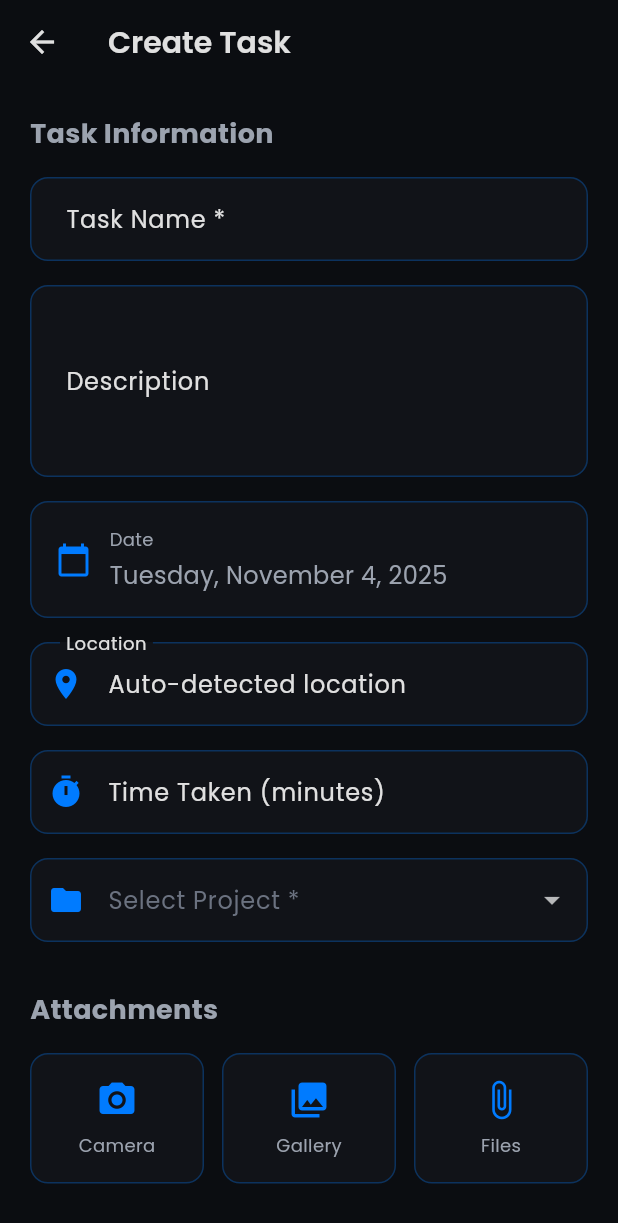
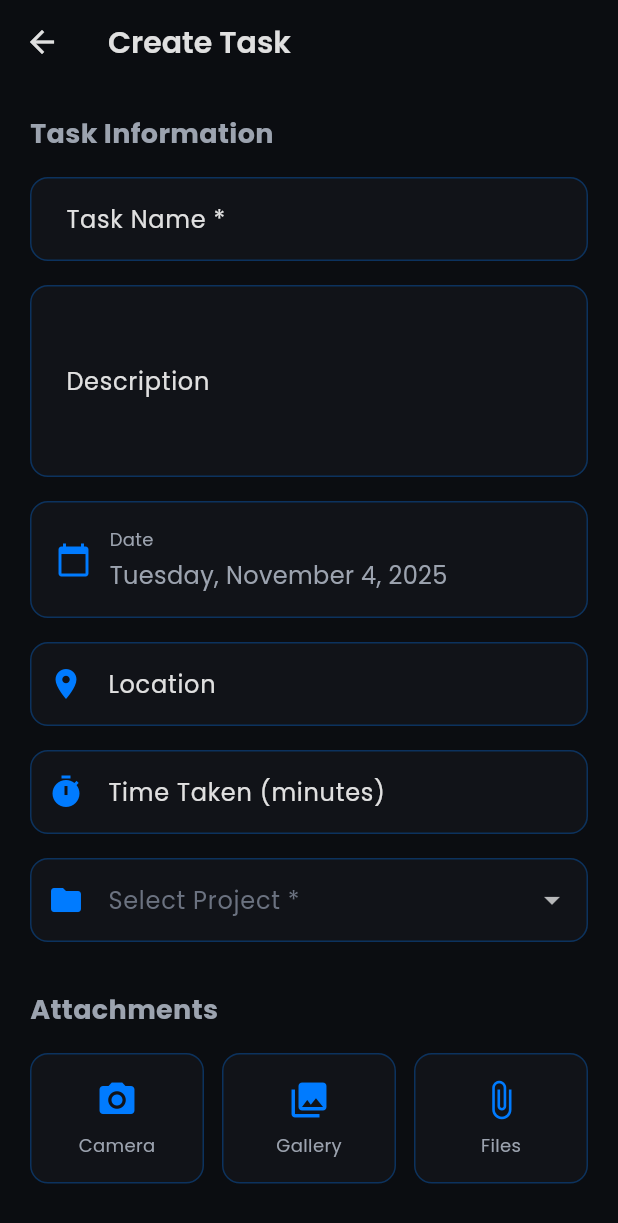
Before and after one commit to Electrocom-Solutions/MobileApp, a Flutter app: the CreateTaskScreen screen opened directly, on a phone screen of 412 x 824 dp. Shown: the top 1223 px of the screen. Run offline on Flutter 3.47's test engine with Material 3 defaults, Android fonts, the light colour scheme and no system bars; our stand-ins replace camera, file_picker, firebase_core, firebase_messaging, flutter_secure_storage, geocoding and 7 more; accounts and stored records are empty.

Commit message:
remoted placeholder of location and app is stable

```diff
--- a/lib/screens/tasks/create_task_screen.dart
+++ b/lib/screens/tasks/create_task_screen.dart
@@ -38,7 +38,7 @@ class _CreateTaskScreenState extends State<CreateTaskScreen> {
   @override
   void initState() {
     super.initState();
-    _locationController.text = 'Auto-detected location';
+    _locationController.text = '';
     _selectedProjectId = widget.projectId;
 
     WidgetsBinding.instance.addPostFrameCallback((_) {
@@ -55,7 +55,7 @@ class _CreateTaskScreenState extends State<CreateTaskScreen> {
         _nameController.text = task.name;
         _descriptionController.text = task.description;
         _selectedDate = task.date;
-        _locationController.text = task.location ?? 'Auto-detected location';
+        _locationController.text = task.location ?? '';
         _timeTakenController.text = task.timeTakenMinutes.toString();
         _selectedStatus = task.status;
         _selectedProjectId = task.projectId;
--- a/pubspec.yaml
+++ b/pubspec.yaml
@@ -1,7 +1,7 @@
 name: electrocom
 description: A modern employee management mobile app for Android and iOS
 publish_to: 'none'
-version: 1.0.0+1
+version: 1.0.0+2
 
 environment:
   sdk: '>=3.0.0 <4.0.0'
```
Also changed, not shown: 1 other file.
